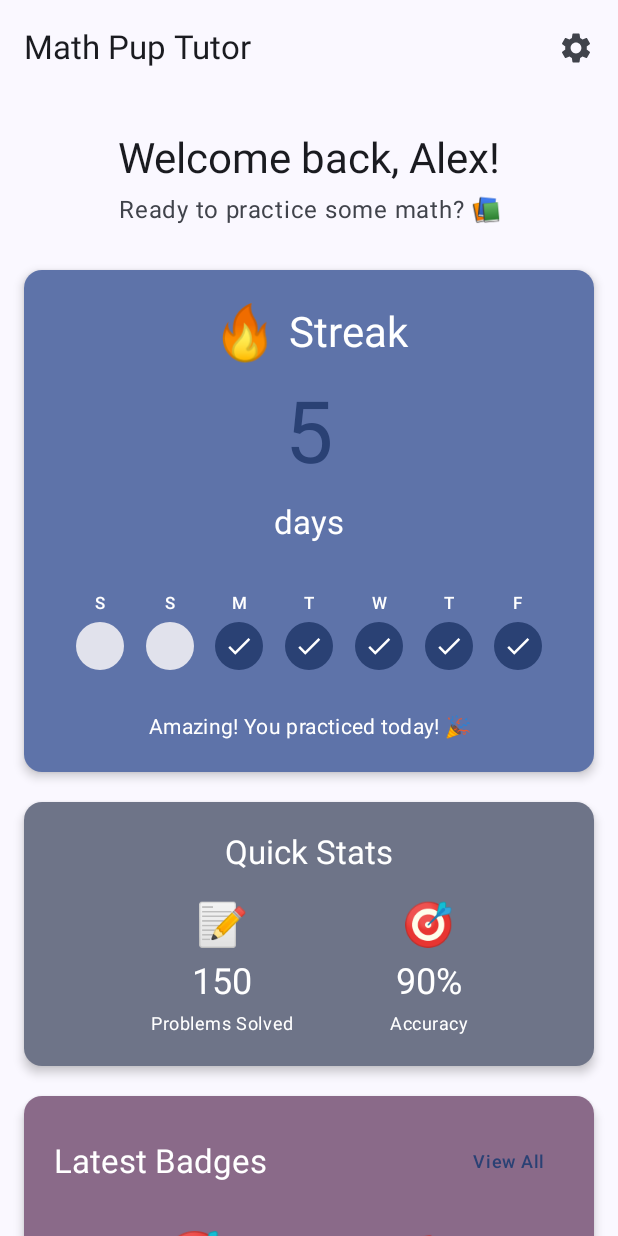
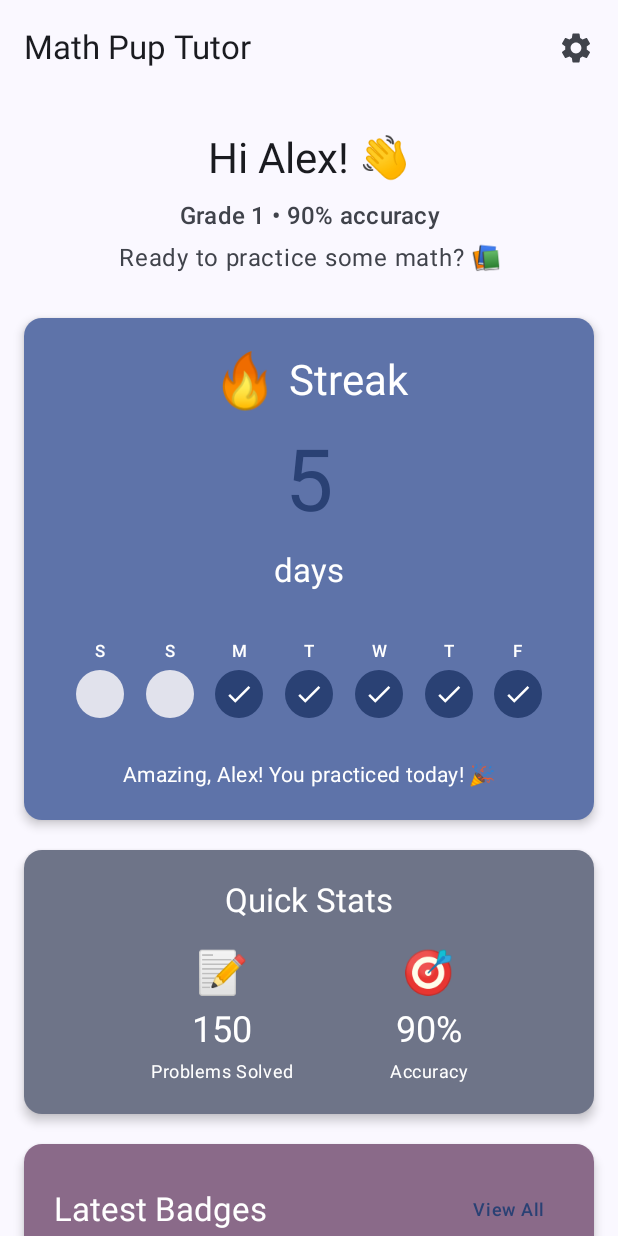
Before and after one commit to hossain-khan/kids-math-tutor, an Android app built with Jetpack Compose: the @Preview function HomeUiWithDataPreview, on a phone screen of 412 x 824 dp. Run offline under Robolectric (Android 15) with nearby library versions, the phone set to English and light mode, and no system bars; libraries missing offline, so code that uses them is left out: com.slack.circuit, dev.zacsweers.metro.

Commit message:
Add personalization to HomeScreen, MathPracticeScreen, and ResultsScreen
- Added gradeLevel to HomeScreen.State and updated presenter to fetch user profile
- Updated HomeUi welcome section with personalized greeting and grade/accuracy display
- Enhanced StreakCard with personalized messages using userName
- Added userName to MathPracticeScreen.State and updated presenter
- Added personalized success messages in MathPracticeUi (4 variations)
- Added userName to ResultsScreen.State and updated presenter
- Created getCongratsMessage() helper with accuracy-based personalized messages
- All personalization gracefully degrades to generic messages when userName is null
- Updated CHANGELOG.md with Phase 4-6 changes

Co-authored-by: hossain-khan <99822+hossain-khan@users.noreply.github.com>

```diff
--- a/app/src/main/java/dev/hossain/mathtutor/ui/home/HomeScreen.kt
+++ b/app/src/main/java/dev/hossain/mathtutor/ui/home/HomeScreen.kt
@@ -5,6 +5,7 @@ import com.slack.circuit.runtime.CircuitUiState
 import com.slack.circuit.runtime.screen.Screen
 import dev.hossain.mathtutor.domain.model.Badge
 import dev.hossain.mathtutor.domain.model.DailyStreak
+import dev.hossain.mathtutor.domain.model.GradeLevel
 import dev.hossain.mathtutor.domain.model.SessionStats
 import kotlinx.parcelize.Parcelize
 
@@ -24,6 +25,7 @@ data object HomeScreen : Screen {
      * State for [HomeScreen].
      *
      * @property userName Optional user name for personalized greeting (null = generic greeting)
+     * @property gradeLevel User's current grade level (null if no profile)
      * @property streakData Current streak data, null if no practice history
      * @property overallStats Overall session statistics
      * @property recentBadges List of 3 most recently unlocked badges
@@ -31,6 +33,7 @@ data object HomeScreen : Screen {
      */
     data class State(
         val userName: String?,
+        val gradeLevel: GradeLevel?,
         val streakData: DailyStreak?,
         val overallStats: SessionStats,
         val recentBadges: List<Badge>,
--- a/app/src/main/java/dev/hossain/mathtutor/ui/home/HomeUi.kt
+++ b/app/src/main/java/dev/hossain/mathtutor/ui/home/HomeUi.kt
@@ -36,6 +36,7 @@ import dev.hossain.mathtutor.domain.model.Badge
 import dev.hossain.mathtutor.domain.model.BadgeCategory
 import dev.hossain.mathtutor.domain.model.BadgeRequirement
 import dev.hossain.mathtutor.domain.model.DailyStreak
+import dev.hossain.mathtutor.domain.model.GradeLevel
 import dev.hossain.mathtutor.domain.model.SessionStats
 import dev.hossain.mathtutor.ui.component.StreakCard
 import dev.hossain.mathtutor.ui.theme.KidsMathTutorAppTheme
@@ -89,10 +90,17 @@ fun HomeUi(
             verticalArrangement = Arrangement.spacedBy(20.dp),
         ) {
             // Welcome message
-            WelcomeSection(userName = state.userName)
+            WelcomeSection(
+                userName = state.userName,
+                gradeLevel = state.gradeLevel,
+                accuracy = state.overallStats.accuracy,
+            )
 
             // Streak card
-            StreakCard(streakData = state.streakData)
+            StreakCard(
+                streakData = state.streakData,
+                userName = state.userName,
+            )
 
             // Quick stats card
             if (state.overallStats.sessionCount > 0) {
@@ -147,10 +155,13 @@ fun HomeUi(
 
 /**
  * Welcome section with personalized or generic greeting.
+ * Shows grade level and accuracy if available.
  */
 @Composable
 private fun WelcomeSection(
     userName: String?,
+    gradeLevel: GradeLevel?,
+    accuracy: Float,
     modifier: Modifier = Modifier,
 ) {
     Column(
@@ -160,18 +171,31 @@ private fun WelcomeSection(
                 .padding(vertical = 8.dp),
         horizontalAlignment = Alignment.CenterHorizontally,
     ) {
+        // Personalized greeting
         Text(
             text =
                 if (userName != null) {
-                    "Welcome back, $userName!"
+                    "Hi $userName! 👋"
                 } else {
-                    "Welcome back!"
+                    "Welcome back! 👋"
                 },
             style = MaterialTheme.typography.headlineMedium,
             color = MaterialTheme.colorScheme.onSurface,
             textAlign = TextAlign.Center,
         )
-        Spacer(modifier = Modifier.height(4.dp))
+        Spacer(modifier = Modifier.height(8.dp))
+
+        // Grade level and accuracy
+        if (gradeLevel != null) {
+            Text(
+                text = "${gradeLevel.displayName} • ${accuracy.toInt()}% accuracy",
+                style = MaterialTheme.typography.titleMedium,
+                color = MaterialTheme.colorScheme.onSurfaceVariant,
+                textAlign = TextAlign.Center,
+            )
+            Spacer(modifier = Modifier.height(4.dp))
+        }
+
         Text(
             text = "Ready to practice some math? 📚",
             style = MaterialTheme.typography.bodyLarge,
@@ -363,6 +387,7 @@ private fun HomeUiWithDataPreview() {
             state =
                 HomeScreen.State(
                     userName = "Alex",
+                    gradeLevel = GradeLevel.GRADE_1,
                     streakData =
                         DailyStreak(
                             currentStreak = 5,
@@ -412,6 +437,7 @@ private fun HomeUiNewUserPreview() {
             state =
                 HomeScreen.State(
                     userName = null,
+                    gradeLevel = null,
                     streakData = null,
                     overallStats = SessionStats.EMPTY,
                     recentBadges = emptyList(),
@@ -429,6 +455,7 @@ private fun HomeUiDarkPreview() {
             state =
                 HomeScreen.State(
                     userName = null,
+                    gradeLevel = GradeLevel.GRADE_2,
                     streakData =
                         DailyStreak(
                             currentStreak = 3,
--- a/app/src/main/java/dev/hossain/mathtutor/ui/mathpractice/MathPracticePresenter.kt
+++ b/app/src/main/java/dev/hossain/mathtutor/ui/mathpractice/MathPracticePresenter.kt
@@ -86,6 +86,7 @@ class MathPracticePresenter
             var problemStartTime by remember { mutableStateOf(Instant.now()) }
             var currentGradeLevel by remember { mutableStateOf<GradeLevel?>(null) }
             var isAdaptiveEnabled by remember { mutableStateOf(false) }
+            var userName by remember { mutableStateOf<String?>(null) }
 
             // Fetch user profile and generate problems in a single LaunchedEffect
             LaunchedEffect(Unit) {
@@ -94,8 +95,9 @@ class MathPracticePresenter
                 val grade = profile?.gradeLevel ?: GradeLevel.GRADE_1
                 isAdaptiveEnabled = profile?.adaptiveDifficultyEnabled ?: true
                 currentGradeLevel = grade
+                userName = profile?.name
                 Timber.d(
-                    "Fetched user grade: $grade (profile exists: ${profile != null}, adaptive: $isAdaptiveEnabled)",
+                    "Fetched user grade: $grade (profile exists: ${profile != null}, adaptive: $isAdaptiveEnabled, name: $userName)",
                 )
 
                 if (isAdaptiveEnabled) {
@@ -143,6 +145,7 @@ class MathPracticePresenter
                 totalProblems = problems.size,
                 isCorrect = isCorrect,
                 isLoading = isLoading,
+                userName = userName,
                 unlockedBadges = unlockedBadges,
                 showBadgeUnlock = showBadgeUnlock,
                 currentBadgeIndex = currentBadgeIndex,
--- a/app/src/main/java/dev/hossain/mathtutor/ui/mathpractice/MathPracticeScreen.kt
+++ b/app/src/main/java/dev/hossain/mathtutor/ui/mathpractice/MathPracticeScreen.kt
@@ -34,6 +34,7 @@ data class MathPracticeScreen(
         val totalProblems: Int,
         val isCorrect: Boolean?,
         val isLoading: Boolean = false,
+        val userName: String? = null,
         val unlockedBadges: List<Badge> = emptyList(),
         val showBadgeUnlock: Boolean = false,
         val currentBadgeIndex: Int = 0,
--- a/app/src/main/java/dev/hossain/mathtutor/ui/practiceresults/ResultsScreen.kt
+++ b/app/src/main/java/dev/hossain/mathtutor/ui/practiceresults/ResultsScreen.kt
@@ -25,6 +25,7 @@ data class ResultsScreen(
      * @property correctCount Number of correct answers
      * @property accuracyPercentage Accuracy as a percentage (0-100)
      * @property problemResults List of problems with their user answers
+     * @property userName Optional user name for personalized messages
      * @property unlockedBadges List of badges unlocked during this session
      * @property showBadgeUnlock Whether to show badge unlock dialog
      * @property currentBadgeIndex Index of current badge being shown
@@ -35,6 +36,7 @@ data class ResultsScreen(
         val correctCount: Int,
         val accuracyPercentage: Float,
         val problemResults: List<ProblemResult>,
+        val userName: String? = null,
         val unlockedBadges: List<Badge> = emptyList(),
         val showBadgeUnlock: Boolean = false,
         val currentBadgeIndex: Int = 0,
```
Also changed, not shown: app/src/main/java/dev/hossain/mathtutor/ui/component/StreakCard.kt (+12 -5 lines), app/src/main/java/dev/hossain/mathtutor/ui/home/HomePresenter.kt (+10 -1 lines), app/src/main/java/dev/hossain/mathtutor/ui/mathpractice/MathPracticeUi.kt (+24 -2 lines), app/src/main/java/dev/hossain/mathtutor/ui/practiceresults/ResultsPresenter.kt (+12 -0 lines), app/src/main/java/dev/hossain/mathtutor/ui/practiceresults/ResultsUi.kt (+50 -1 lines), 1 other file.
